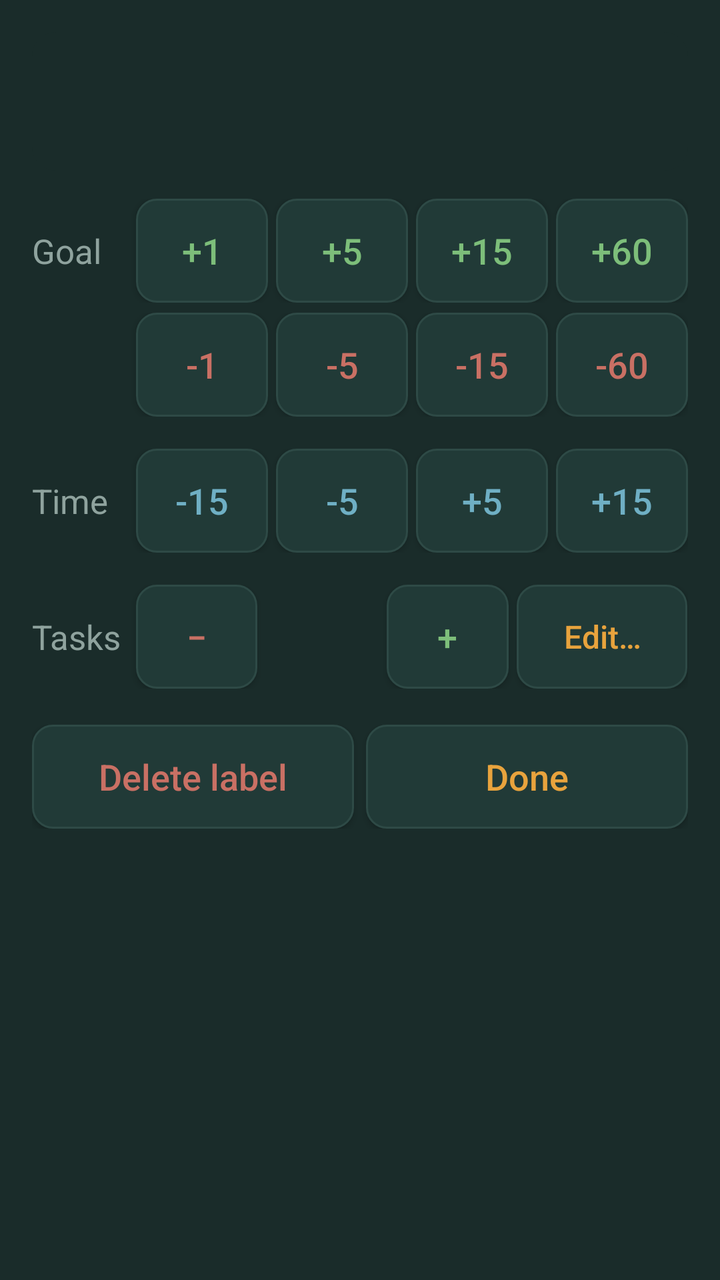
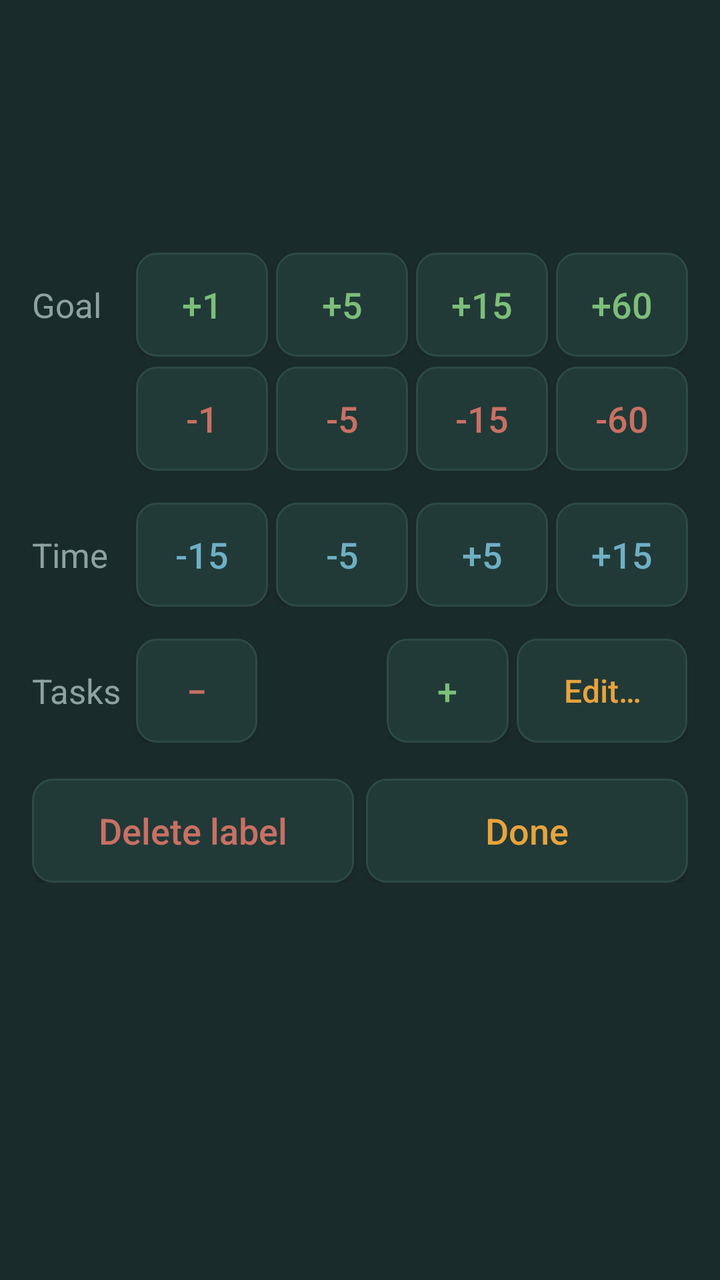

Before-and-after screenshots of an Android layout around one commit, followed by the original layout XML and the change that was made.
<!-- AndroidManifest.xml: application theme Theme.FocusLedger -->
<!-- res/layout/dialog_label_edit.xml -->
<?xml version="1.0" encoding="utf-8"?>
<LinearLayout xmlns:android="http://schemas.android.com/apk/res/android"
    android:layout_width="match_parent"
    android:layout_height="wrap_content"
    android:orientation="vertical"
    android:background="#1A2C2A"
    android:padding="16dp">

    
    <LinearLayout
        android:layout_width="match_parent"
        android:layout_height="wrap_content"
        android:orientation="horizontal"
        android:gravity="center_vertical"
        android:padding="12dp"
        android:background="@drawable/bg_row_track">

        <TextView
            android:id="@+id/editName"
            android:layout_width="0dp"
            android:layout_weight="1"
            android:layout_height="wrap_content"
            android:textColor="#E8A33D"
            android:textSize="18sp"
            android:textStyle="bold"
            android:maxLines="2"
            android:ellipsize="end"
            android:layout_marginEnd="10dp" />

        <LinearLayout
            android:layout_width="wrap_content"
            android:layout_height="wrap_content"
            android:orientation="vertical">

            <TextView
                android:id="@+id/editGoal"
                android:layout_width="wrap_content"
                android:layout_height="wrap_content"
                android:textColor="#E8A33D"
                android:fontFamily="monospace"
                android:textSize="16sp" />

            <TextView
                android:id="@+id/editToday"
                android:layout_width="wrap_content"
                android:layout_height="wrap_content"
                android:layout_marginTop="2dp"
                android:textColor="#A9BDB8"
                android:fontFamily="monospace"
                android:textSize="16sp" />
        </LinearLayout>
    </LinearLayout>

    
    <LinearLayout
        android:layout_width="match_parent" android:layout_height="wrap_content"
        android:orientation="horizontal" android:gravity="center_vertical"
        android:layout_marginTop="14dp">
        <TextView
            android:layout_width="52dp" android:layout_height="wrap_content"
            android:text="Goal" android:textColor="#8FA39E" android:textSize="17sp" />
        <Button android:id="@+id/eG1" android:layout_width="0dp" android:layout_weight="1"
            android:layout_height="52dp" android:layout_marginEnd="4dp" android:text="+1"
            android:textAllCaps="false" android:textColor="#7DBE7A" android:textSize="18sp"
            android:padding="0dp" android:background="@drawable/bg_button_small" />
        <Button android:id="@+id/eG5" android:layout_width="0dp" android:layout_weight="1"
            android:layout_height="52dp" android:layout_marginEnd="4dp" android:text="+5"
            android:textAllCaps="false" android:textColor="#7DBE7A" android:textSize="18sp"
            android:padding="0dp" android:background="@drawable/bg_button_small" />
        <Button android:id="@+id/eG15" android:layout_width="0dp" android:layout_weight="1"
            android:layout_height="52dp" android:layout_marginEnd="4dp" android:text="+15"
            android:textAllCaps="false" android:textColor="#7DBE7A" android:textSize="18sp"
            android:padding="0dp" android:background="@drawable/bg_button_small" />
        <Button android:id="@+id/eG60" android:layout_width="0dp" android:layout_weight="1"
            android:layout_height="52dp" android:text="+60"
            android:textAllCaps="false" android:textColor="#7DBE7A" android:textSize="18sp"
            android:padding="0dp" android:background="@drawable/bg_button_small" />
    </LinearLayout>

    <LinearLayout
        android:layout_width="match_parent" android:layout_height="wrap_content"
        android:orientation="horizontal" android:gravity="center_vertical"
        android:layout_marginTop="5dp">
        <TextView
            android:layout_width="52dp" android:layout_height="wrap_content"
            android:text="" android:textSize="17sp" />
        <Button android:id="@+id/eGm1" android:layout_width="0dp" android:layout_weight="1"
            android:layout_height="52dp" android:layout_marginEnd="4dp" android:text="-1"
            android:textAllCaps="false" android:textColor="#C97064" android:textSize="18sp"
            android:padding="0dp" android:background="@drawable/bg_button_small" />
        <Button android:id="@+id/eGm5" android:layout_width="0dp" android:layout_weight="1"
            android:layout_height="52dp" android:layout_marginEnd="4dp" android:text="-5"
            android:textAllCaps="false" android:textColor="#C97064" android:textSize="18sp"
            android:padding="0dp" android:background="@drawable/bg_button_small" />
        <Button android:id="@+id/eGm15" android:layout_width="0dp" android:layout_weight="1"
            android:layout_height="52dp" android:layout_marginEnd="4dp" android:text="-15"
            android:textAllCaps="false" android:textColor="#C97064" android:textSize="18sp"
            android:padding="0dp" android:background="@drawable/bg_button_small" />
        <Button android:id="@+id/eGm60" android:layout_width="0dp" android:layout_weight="1"
            android:layout_height="52dp" android:text="-60"
            android:textAllCaps="false" android:textColor="#C97064" android:textSize="18sp"
            android:padding="0dp" android:background="@drawable/bg_button_small" />
    </LinearLayout>

    
    <LinearLayout
        android:layout_width="match_parent" android:layout_height="wrap_content"
        android:orientation="horizontal" android:gravity="center_vertical"
        android:layout_marginTop="16dp">
        <TextView
            android:layout_width="52dp" android:layout_height="wrap_content"
            android:text="Time" android:textColor="#8FA39E" android:textSize="17sp" />
        <Button android:id="@+id/eTm15" android:layout_width="0dp" android:layout_weight="1"
            android:layout_height="52dp" android:layout_marginEnd="4dp" android:text="-15"
            android:textAllCaps="false" android:textColor="#6FAFC4" android:textSize="18sp"
            android:padding="0dp" android:background="@drawable/bg_button_small" />
        <Button android:id="@+id/eTm5" android:layout_width="0dp" android:layout_weight="1"
            android:layout_height="52dp" android:layout_marginEnd="4dp" android:text="-5"
            android:textAllCaps="false" android:textColor="#6FAFC4" android:textSize="18sp"
            android:padding="0dp" android:background="@drawable/bg_button_small" />
        <Button android:id="@+id/eT5" android:layout_width="0dp" android:layout_weight="1"
            android:layout_height="52dp" android:layout_marginEnd="4dp" android:text="+5"
            android:textAllCaps="false" android:textColor="#6FAFC4" android:textSize="18sp"
            android:padding="0dp" android:background="@drawable/bg_button_small" />
        <Button android:id="@+id/eT15" android:layout_width="0dp" android:layout_weight="1"
            android:layout_height="52dp" android:text="+15"
            android:textAllCaps="false" android:textColor="#6FAFC4" android:textSize="18sp"
            android:padding="0dp" android:background="@drawable/bg_button_small" />
    </LinearLayout>

    
    <LinearLayout
        android:layout_width="match_parent" android:layout_height="wrap_content"
        android:orientation="horizontal" android:gravity="center_vertical"
        android:layout_marginTop="16dp">
        <TextView
            android:layout_width="52dp" android:layout_height="wrap_content"
            android:text="Tasks" android:textColor="#8FA39E" android:textSize="17sp" />
        <Button android:id="@+id/eTaskMinus" android:layout_width="0dp"
            android:layout_weight="1" android:layout_height="52dp"
            android:layout_marginEnd="4dp" android:text="\u2212"
            android:textAllCaps="false" android:textColor="#C97064" android:textSize="18sp"
            android:padding="0dp" android:background="@drawable/bg_button_small" />
        <TextView
            android:id="@+id/eTaskCount"
            android:layout_width="0dp" android:layout_weight="1"
            android:layout_height="wrap_content"
            android:gravity="center"
            android:textColor="#F1EDE3" android:fontFamily="monospace"
            android:textSize="20sp" />
        <Button android:id="@+id/eTaskPlus" android:layout_width="0dp"
            android:layout_weight="1" android:layout_height="52dp"
            android:layout_marginEnd="4dp" android:text="+"
            android:textAllCaps="false" android:textColor="#7DBE7A" android:textSize="18sp"
            android:padding="0dp" android:background="@drawable/bg_button_small" />
        <Button android:id="@+id/eTaskEdit" android:layout_width="0dp"
            android:layout_weight="1.4" android:layout_height="52dp"
            android:text="Edit\u2026"
            android:textAllCaps="false" android:textColor="#E8A33D" android:textSize="16sp"
            android:padding="0dp" android:background="@drawable/bg_button_small" />
    </LinearLayout>

    
    <LinearLayout
        android:layout_width="match_parent" android:layout_height="wrap_content"
        android:orientation="horizontal"
        android:layout_marginTop="18dp">
        <Button
            android:id="@+id/eDelete"
            android:layout_width="0dp"
            android:layout_weight="1"
            android:layout_height="52dp"
            android:layout_marginEnd="6dp"
            android:text="Delete label"
            android:textAllCaps="false"
            android:textColor="#C97064"
            android:textSize="18sp"
            android:padding="0dp"
            android:background="@drawable/bg_button_small" />
        <Button
            android:id="@+id/eDone"
            android:layout_width="0dp"
            android:layout_weight="1"
            android:layout_height="52dp"
            android:text="Done"
            android:textAllCaps="false"
            android:textColor="#E8A33D"
            android:textSize="18sp"
            android:padding="0dp"
            android:background="@drawable/bg_button_small" />
    </LinearLayout>

</LinearLayout>
<!-- resources referenced by this layout -->
<resources>
  <!-- drawable bg_button_small (drawable) -->
  <?xml version="1.0" encoding="utf-8"?>
  <shape xmlns:android="http://schemas.android.com/apk/res/android" android:shape="rectangle">
      <solid android:color="#213A37" />
      <corners android:radius="10dp" />
      <stroke android:width="1dp" android:color="#2E4A46" />
  </shape>
  <!-- drawable bg_row_track (drawable) -->
  <?xml version="1.0" encoding="utf-8"?>
  <shape xmlns:android="http://schemas.android.com/apk/res/android" android:shape="rectangle">
      <solid android:color="#1A2C2A" />
      <corners android:radius="12dp" />
  </shape>
  <style name="Theme.FocusLedger" parent="Theme.AppCompat.DayNight.NoActionBar">
          <item name="colorPrimary">#E8A33D</item>
          <item name="colorPrimaryDark">#12201F</item>
          <item name="colorAccent">#6FAFC4</item>
          <item name="android:windowBackground">#12201F</item>
      </style>
</resources>

<!-- the commit's change to res/layout/dialog_label_edit.xml (unified diff, before → after) -->
@@ -5,6 +5,14 @@
     android:orientation="vertical"
     android:background="#1A2C2A"
     android:padding="16dp">
+
+    <TextView
+        android:id="@+id/editHeading"
+        android:layout_width="match_parent"
+        android:layout_height="wrap_content"
+        android:textColor="#8FA39E"
+        android:textSize="14sp"
+        android:layout_marginBottom="8dp" />
 
     
     <LinearLayout
